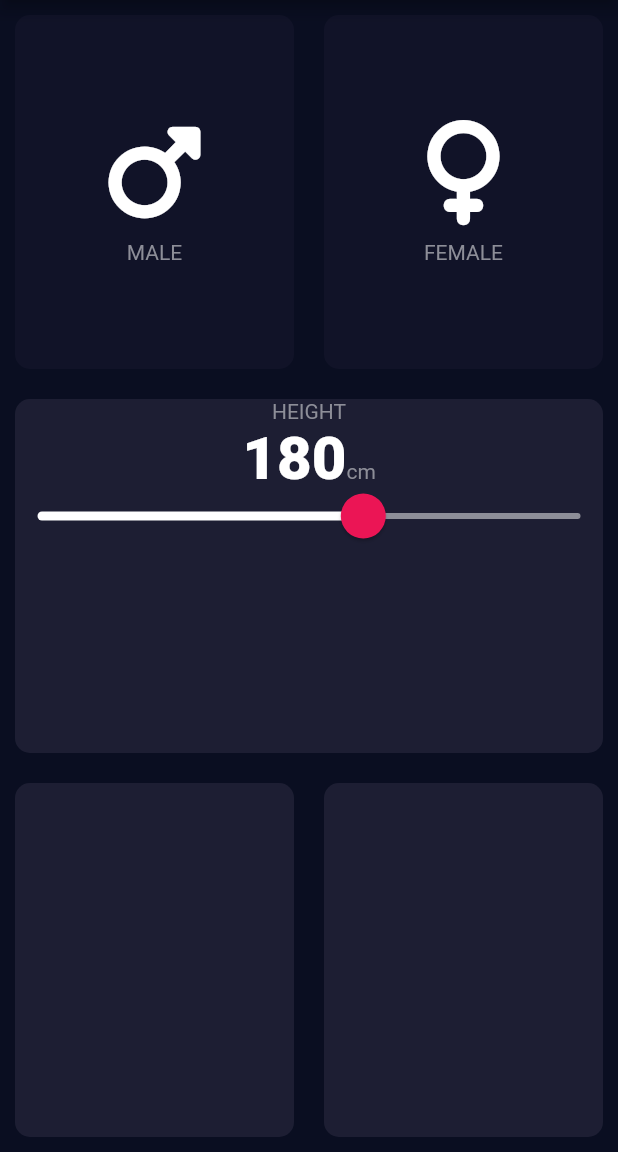
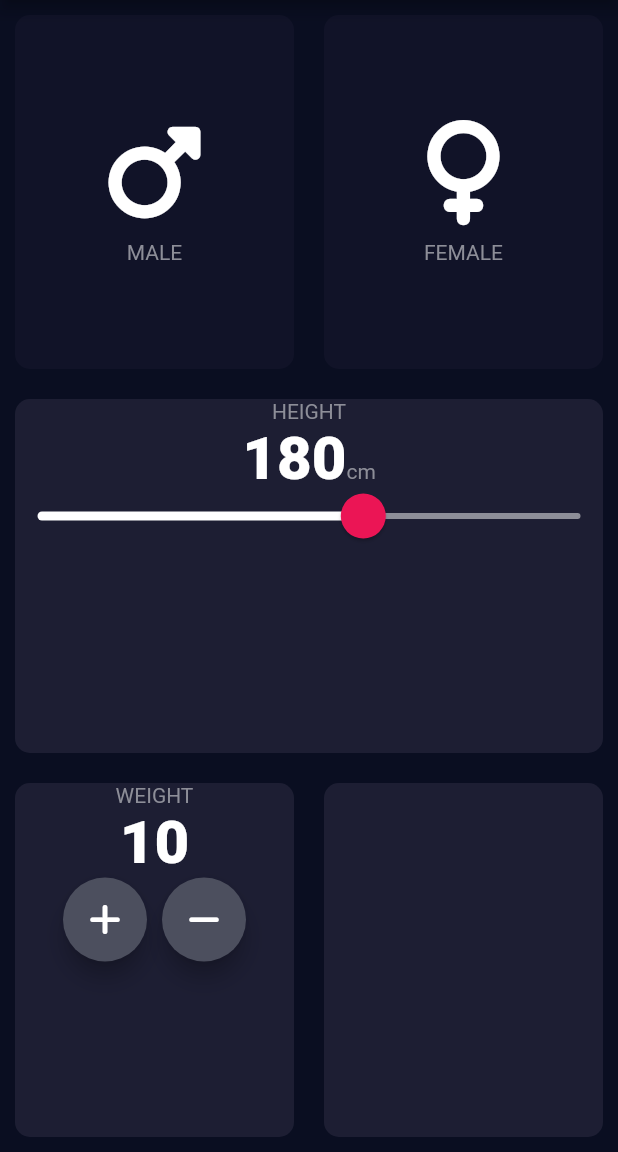
Before and after one commit to Dhiraj1424/aa, a Flutter app: the screen it shows after launch, on a phone screen of 412 x 824 dp, the part 84-1236 px from its top. Run offline on Flutter 3.47's test engine with Material 2 defaults, Android fonts, the phone set to English and light mode, and no system bars; our stand-ins replace font_awesome_flutter.

Commit message:
own wiget is created

```diff
--- a/lib/screens/input_page.dart
+++ b/lib/screens/input_page.dart
@@ -44,6 +44,7 @@ class _InputPageState extends State<InputPage> {
 
   Gender?selectedGender;
   int height=180;
+  int weight=10;
   @override
   Widget build(BuildContext context) {
     return Scaffold(
@@ -132,7 +133,28 @@ class _InputPageState extends State<InputPage> {
             Expanded(
                 child: Row(
               children: [
-                Expanded(child: ReusableContainer(cardColor: kactiveCardColor)),
+                Expanded(child: ReusableContainer(cardColor: kactiveCardColor,
+                cardWidget: Column(
+                  children: [
+                    Text('WEIGHT',style: klabelTextStyle,),
+                    Text(weight.toString(),style: knumberTextStyle,),
+                    Row(
+                      mainAxisAlignment: MainAxisAlignment.center,
+                      children: [
+                       RoundIconButton(
+                         icon: FontAwesomeIcons.plus,
+                       ),
+                        SizedBox(width: 10),
+                      RoundIconButton(
+                         icon: FontAwesomeIcons.minus,
+                       ),
+
+                      ],
+                    )
+                  ],
+                ),
+
+                )),
                 Expanded(
                     child: ReusableContainer(
                   cardColor: kactiveCardColor,
@@ -143,3 +165,22 @@ class _InputPageState extends State<InputPage> {
         ));
   }
 }
+
+
+class RoundIconButton extends StatelessWidget {
+  const RoundIconButton({ Key? key,required this.icon}) : super(key: key);
+  final IconData icon;
+  @override
+  Widget build(BuildContext context) {
+    return RawMaterialButton(
+      elevation: 6.0,
+      onPressed: (){},
+      constraints: BoxConstraints.tightFor(
+  width: 56.0,
+  height: 56.0,),
+      shape: CircleBorder(),
+      fillColor:Color(0xFF4C4F5E),
+      child: Icon(icon),
+    );
+  }
+}
```
